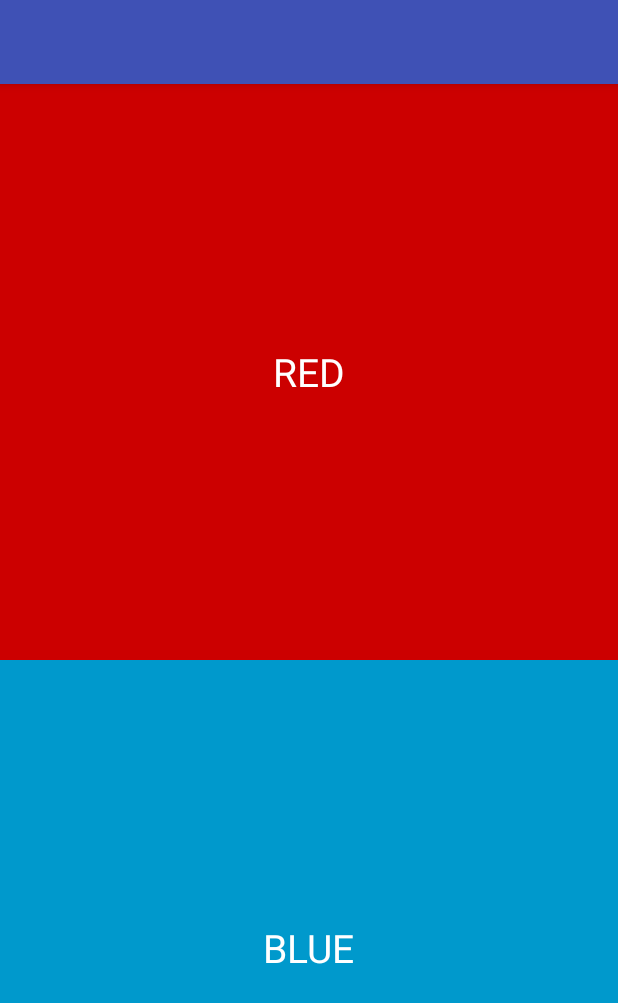
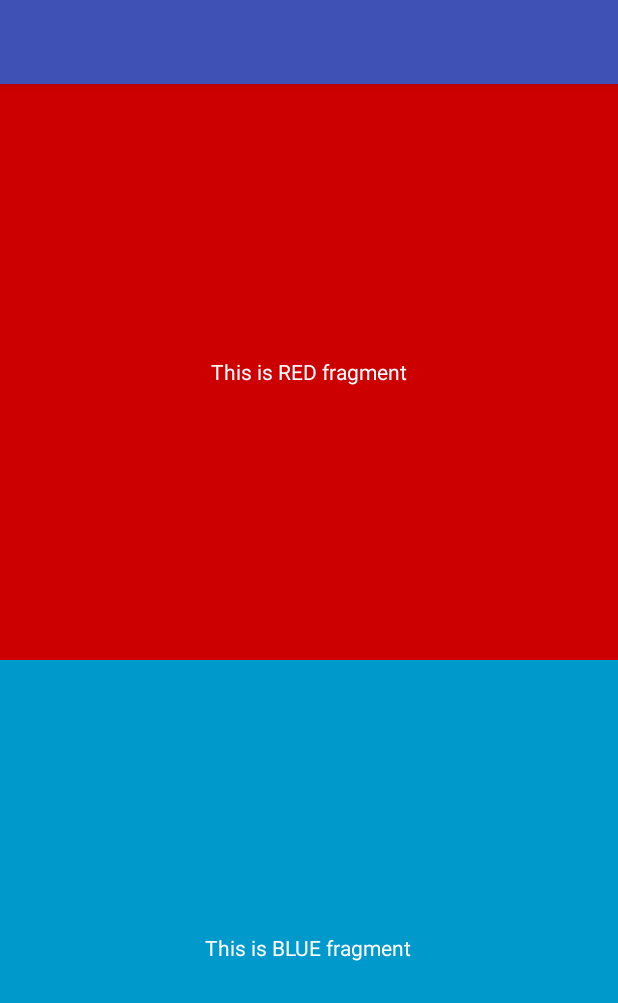
Before and after one commit to coding-blocks-archives/Android2017FallPitampura, an Android app: the screen it shows after launch (MainActivity), on a phone screen of 412 x 824 dp. Shown: the top 1003 px of the screen. Run offline under Robolectric (Android 15) with nearby library versions, the phone set to English and light mode, and no system bars.

Commit message:
onclick in fragment
Signed-off-by: Arnav Gupta <arnav@codingblocks.com>

```diff
--- a/Lecture09/Fragments/app/src/main/java/com/codingblocks/fragments/MainActivity.java
+++ b/Lecture09/Fragments/app/src/main/java/com/codingblocks/fragments/MainActivity.java
@@ -8,6 +8,6 @@ public class MainActivity extends AppCompatActivity {
     @Override
     protected void onCreate(Bundle savedInstanceState) {
         super.onCreate(savedInstanceState);
-        setContentView(R.layout.activity_main);
+        setContentView(R.layout.activity_main_fragments);
     }
 }
--- a/Lecture09/Fragments/app/src/main/java/com/codingblocks/fragments/fragments/BlueFragment.java
+++ b/Lecture09/Fragments/app/src/main/java/com/codingblocks/fragments/fragments/BlueFragment.java
@@ -6,6 +6,7 @@ import android.support.v4.app.Fragment;
 import android.view.LayoutInflater;
 import android.view.View;
 import android.view.ViewGroup;
+import android.widget.Toast;
 
 import com.codingblocks.fragments.R;
 
@@ -24,7 +25,14 @@ public class BlueFragment extends Fragment {
     public View onCreateView(LayoutInflater inflater, ViewGroup container,
                              Bundle savedInstanceState) {
         // Inflate the layout for this fragment
-        return inflater.inflate(R.layout.fragment_blue, container, false);
+        View rootView = inflater.inflate(R.layout.fragment_blue, container, false);
+        rootView.findViewById(R.id.tvFragDesc).setOnClickListener(new View.OnClickListener() {
+            @Override
+            public void onClick(View view) {
+                Toast.makeText(getActivity(), "BLUE Fragment Clicked", Toast.LENGTH_SHORT).show();
+            }
+        });
+        return rootView;
     }
 
 }
--- a/Lecture09/Fragments/app/src/main/java/com/codingblocks/fragments/fragments/RedFragment.java
+++ b/Lecture09/Fragments/app/src/main/java/com/codingblocks/fragments/fragments/RedFragment.java
@@ -6,6 +6,7 @@ import android.support.v4.app.Fragment;
 import android.view.LayoutInflater;
 import android.view.View;
 import android.view.ViewGroup;
+import android.widget.Toast;
 
 import com.codingblocks.fragments.R;
 
@@ -24,7 +25,14 @@ public class RedFragment extends Fragment {
     public View onCreateView(LayoutInflater inflater, ViewGroup container,
                              Bundle savedInstanceState) {
         // Inflate the layout for this fragment
-        return inflater.inflate(R.layout.fragment_red, container, false);
+        View rootView = inflater.inflate(R.layout.fragment_red, container, false);
+        rootView.findViewById(R.id.tvFragDesc).setOnClickListener(new View.OnClickListener() {
+            @Override
+            public void onClick(View view) {
+                Toast.makeText(getActivity(), "RED Fragment Clicked", Toast.LENGTH_SHORT).show();
+            }
+        });
+        return rootView;
     }
 
 }
--- a/Lecture09/Fragments/app/src/main/res/layout/activity_main_fragments.xml
+++ b/Lecture09/Fragments/app/src/main/res/layout/activity_main_fragments.xml
@@ -9,12 +9,14 @@
 
     <fragment
         android:name="com.codingblocks.fragments.fragments.RedFragment"
+        android:id="@+id/fragRed"
         tools:layout="@layout/fragment_blue"
         android:layout_width="match_parent"
         android:layout_height="0dp"
         android:layout_weight="1"/>
     <fragment
         android:name="com.codingblocks.fragments.fragments.BlueFragment"
+        android:id="@+id/fragBlue"
         tools:layout="@layout/fragment_red"
         android:layout_width="match_parent"
         android:layout_height="0dp"
--- a/Lecture09/Fragments/app/src/main/res/layout/fragment_blue.xml
+++ b/Lecture09/Fragments/app/src/main/res/layout/fragment_blue.xml
@@ -9,6 +9,7 @@
     <TextView
         android:textColor="@android:color/white"
         android:layout_gravity="center"
+        android:id="@+id/tvFragDesc"
         android:layout_width="wrap_content"
         android:layout_height="wrap_content"
         android:text="This is BLUE fragment" />
--- a/Lecture09/Fragments/app/src/main/res/layout/fragment_red.xml
+++ b/Lecture09/Fragments/app/src/main/res/layout/fragment_red.xml
@@ -9,6 +9,7 @@
     <TextView
         android:textColor="@android:color/white"
         android:layout_gravity="center"
+        android:id="@+id/tvFragDesc"
         android:layout_width="wrap_content"
         android:layout_height="wrap_content"
         android:text="This is RED fragment" />
```
